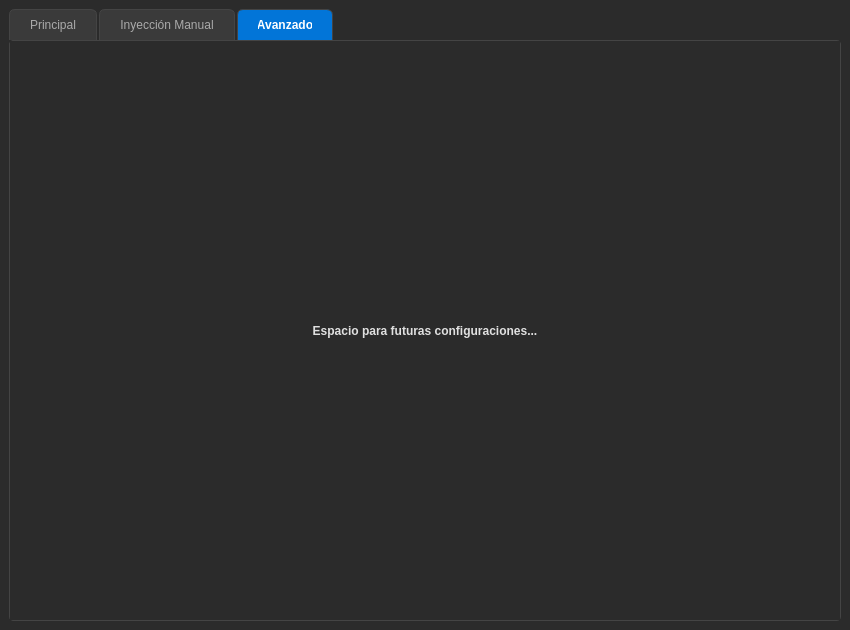
This is mainwindow.ui in Matiasecheve/Qt-Comunication-AVR- as Qt 5 draws it before an edit. The edited form follows.
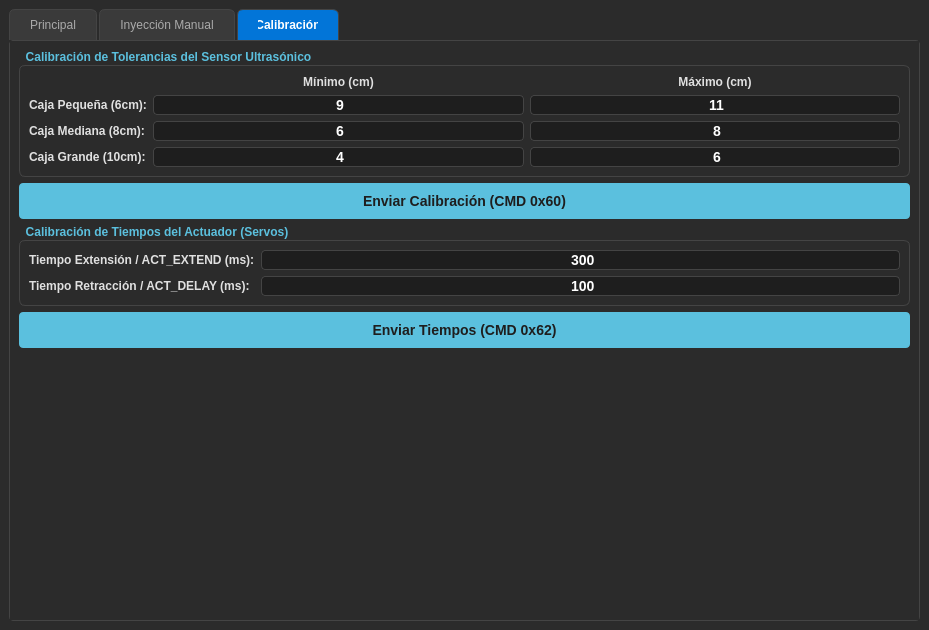
This is the edited form. The open tabs and pages were chosen to show the change.

Commit message: Implementacion de tiempo de extendido y retraido

The edit to the form file:
```diff
--- a/mainwindow.ui
+++ b/mainwindow.ui
@@ -6,7 +6,7 @@
    <rect>
     <x>0</x>
     <y>0</y>
-    <width>850</width>
+    <width>929</width>
     <height>630</height>
    </rect>
   </property>
@@ -632,19 +632,195 @@
       </widget>
       <widget class="QWidget" name="tabAvanzado">
        <attribute name="title">
-        <string>Avanzado</string>
+        <string>Calibración</string>
        </attribute>
        <layout class="QVBoxLayout" name="verticalLayout_tab3">
         <item>
-         <widget class="QLabel" name="lblProximamente">
+         <widget class="QGroupBox" name="gCalibracion">
+          <property name="title">
+           <string>Calibración de Tolerancias del Sensor Ultrasónico</string>
+          </property>
+          <layout class="QGridLayout" name="gridLayout_calibracion">
+           <item row="0" column="1">
+            <widget class="QLabel" name="lblMin">
+             <property name="text">
+              <string>Mínimo (cm)</string>
+             </property>
+             <property name="alignment">
+              <set>Qt::AlignmentFlag::AlignCenter</set>
+             </property>
+            </widget>
+           </item>
+           <item row="0" column="2">
+            <widget class="QLabel" name="lblMax">
+             <property name="text">
+              <string>Máximo (cm)</string>
+             </property>
+             <property name="alignment">
+              <set>Qt::AlignmentFlag::AlignCenter</set>
+             </property>
+            </widget>
+           </item>
+           <item row="1" column="0">
+            <widget class="QLabel" name="lblCaja6">
+             <property name="text">
+              <string>Caja Pequeña (6cm):</string>
+             </property>
+            </widget>
+           </item>
+           <item row="1" column="1">
+            <widget class="QLineEdit" name="txtMin6">
+             <property name="text">
+              <string>9</string>
+             </property>
+             <property name="alignment">
+              <set>Qt::AlignmentFlag::AlignCenter</set>
+             </property>
+            </widget>
+           </item>
+           <item row="1" column="2">
+            <widget class="QLineEdit" name="txtMax6">
+             <property name="text">
+              <string>11</string>
+             </property>
+             <property name="alignment">
+              <set>Qt::AlignmentFlag::AlignCenter</set>
+             </property>
+            </widget>
+           </item>
+           <item row="2" column="0">
+            <widget class="QLabel" name="lblCaja8">
+             <property name="text">
+              <string>Caja Mediana (8cm):</string>
+             </property>
+            </widget>
+           </item>
+           <item row="2" column="1">
+            <widget class="QLineEdit" name="txtMin8">
+             <property name="text">
+              <string>6</string>
+             </property>
+             <property name="alignment">
+              <set>Qt::AlignmentFlag::AlignCenter</set>
+             </property>
+            </widget>
+           </item>
+           <item row="2" column="2">
+            <widget class="QLineEdit" name="txtMax8">
+             <property name="text">
+              <string>8</string>
+             </property>
+             <property name="alignment">
+              <set>Qt::AlignmentFlag::AlignCenter</set>
+             </property>
+            </widget>
+           </item>
+           <item row="3" column="0">
+            <widget class="QLabel" name="lblCaja10">
+             <property name="text">
+              <string>Caja Grande (10cm):</string>
+             </property>
+            </widget>
+           </item>
+           <item row="3" column="1">
+            <widget class="QLineEdit" name="txtMin10">
+             <property name="text">
+              <string>4</string>
+             </property>
+             <property name="alignment">
+              <set>Qt::AlignmentFlag::AlignCenter</set>
+             </property>
+            </widget>
+           </item>
+           <item row="3" column="2">
+            <widget class="QLineEdit" name="txtMax10">
+             <property name="text">
+              <string>6</string>
+             </property>
+             <property name="alignment">
+              <set>Qt::AlignmentFlag::AlignCenter</set>
+             </property>
+            </widget>
+           </item>
+          </layout>
+         </widget>
+        </item>
+        <item>
+         <widget class="QPushButton" name="btnEnviarCalibracion">
+          <property name="styleSheet">
+           <string notr="true">background-color: #5bc0de; color: #1e1e1e; padding: 10px; font-size: 14px;</string>
+          </property>
           <property name="text">
-           <string>Espacio para futuras configuraciones...</string>
+           <string>Enviar Calibración (CMD 0x60)</string>
           </property>
-          <property name="alignment">
-           <set>Qt::AlignmentFlag::AlignCenter</set>
+         </widget>
+        </item>
+        <item>
+         <widget class="QGroupBox" name="gTiemposActuador">
+          <property name="title">
+           <string>Calibración de Tiempos del Actuador (Servos)</string>
           </property>
+          <layout class="QGridLayout" name="gridLayout_tiempos">
+           <item row="0" column="0">
+            <widget class="QLabel" name="lblExtend">
+             <property name="text">
+              <string>Tiempo Extensión / ACT_EXTEND (ms):</string>
+             </property>
+            </widget>
+           </item>
+           <item row="0" column="1">
+            <widget class="QLineEdit" name="txtExtendMs">
+             <property name="text">
+              <string>300</string>
+             </property>
+             <property name="alignment">
+              <set>Qt::AlignmentFlag::AlignCenter</set>
+             </property>
+            </widget>
+           </item>
+           <item row="1" column="0">
+            <widget class="QLabel" name="lblDelay">
+             <property name="text">
+              <string>Tiempo Retracción / ACT_DELAY (ms):</string>
+             </property>
+            </widget>
+           </item>
+           <item row="1" column="1">
+            <widget class="QLineEdit" name="txtDelayMs">
+             <property name="text">
+              <string>100</string>
+             </property>
+             <property name="alignment">
+              <set>Qt::AlignmentFlag::AlignCenter</set>
+             </property>
+            </widget>
+           </item>
+          </layout>
          </widget>
         </item>
+        <item>
+         <widget class="QPushButton" name="btnEnviarTiempos">
+          <property name="styleSheet">
+           <string notr="true">background-color: #5bc0de; color: #1e1e1e; padding: 10px; font-size: 14px;</string>
+          </property>
+          <property name="text">
+           <string>Enviar Tiempos (CMD 0x62)</string>
+          </property>
+         </widget>
+        </item>
+        <item>
+         <spacer name="verticalSpacer_tab3">
+          <property name="orientation">
+           <enum>Qt::Orientation::Vertical</enum>
+          </property>
+          <property name="sizeHint" stdset="0">
+           <size>
+            <width>20</width>
+            <height>40</height>
+           </size>
+          </property>
+         </spacer>
+        </item>
        </layout>
       </widget>
      </widget>
```
Left out of the diff: 2 changed lines with no effect on the pictures. The commit also changes 8 other files.
